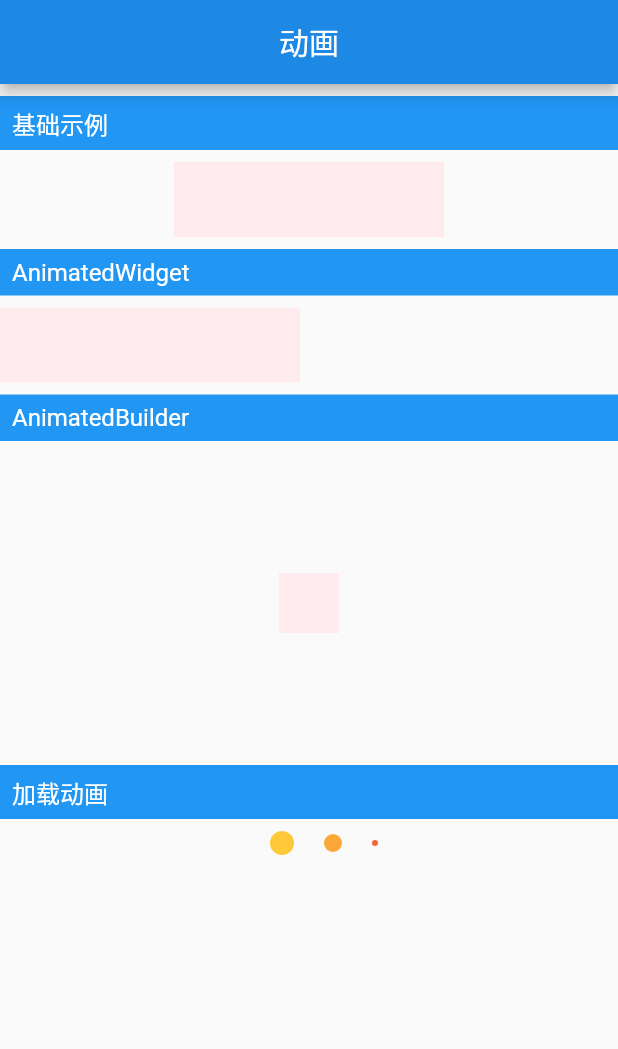
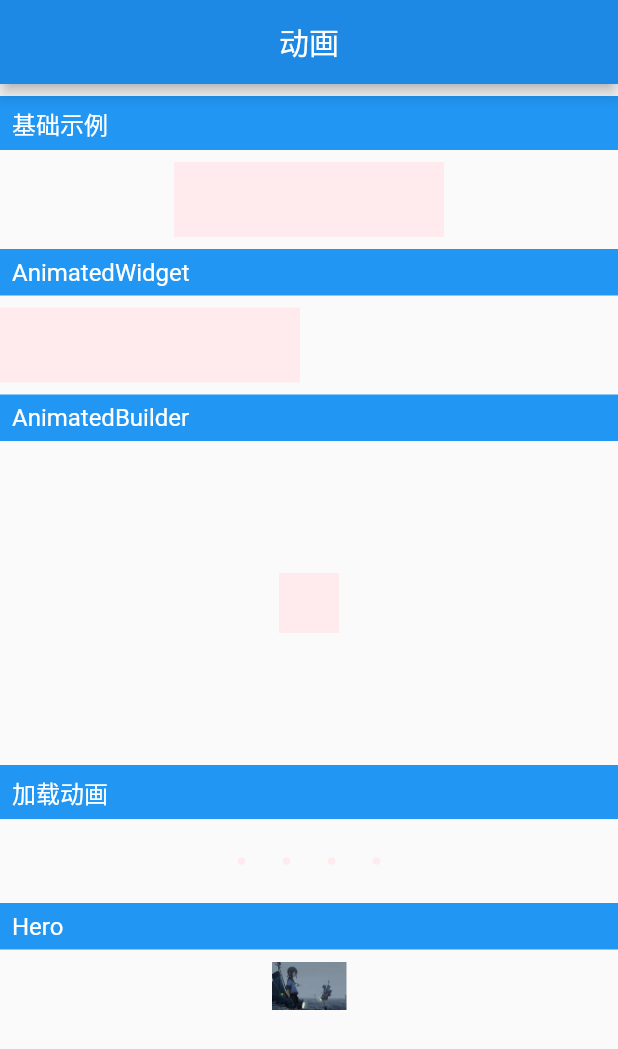
Before and after one commit to MaLuns/flutter_study, a Flutter app: the AnimationDemo widget shown alone on an empty page, opened directly, on a phone screen of 412 x 824 dp. Shown: the top 1049 px of the screen. Run offline on Flutter 3.47's test engine with Material 2 defaults, Android fonts, the phone set to English and light mode, and no system bars; our stand-ins replace toast; network calls fail.

Commit message:
upd: update

```diff
--- a/lib/main.dart
+++ b/lib/main.dart
@@ -2,7 +2,7 @@
  * @Author: ml
  * @Date: 2020-12-21 09:26:24
  * @LastEditors: ml
- * @LastEditTime: 2020-12-29 13:53:38
+ * @LastEditTime: 2021-01-04 13:52:31
  * @Description:
  */
 import 'package:flutter/material.dart';
--- a/lib/views/animations/animation_demo.dart
+++ b/lib/views/animations/animation_demo.dart
@@ -34,6 +34,8 @@ class _AnimationDemoState extends State<AnimationDemo> with SingleTickerProvider
           AnimatedBuilderDemo(),
           H2Title(title: '加载动画'),
           LoadingAnimation(),
+          H2Title(title: 'Hero'),
+          HeroAnimationRoute(),
         ],
       ),
     );
@@ -218,3 +220,47 @@ class _AnimatedBuilderDemoState extends State<AnimatedBuilderDemo> with SingleTi
     );
   }
 }
+
+// Hero动画
+class HeroAnimationRoute extends StatelessWidget {
+  @override
+  Widget build(BuildContext context) {
+    return Container(
+      alignment: Alignment.topCenter,
+      child: InkWell(
+        child: Hero(
+          tag: "avatar", //唯一标记，前后两个路由页Hero的tag必须相同
+          child: ClipRRect(
+            child: Image.asset("asset/images/demo.png", width: 50.0),
+          ),
+        ),
+        onTap: () {
+          //打开B路由
+          Navigator.push(context, PageRouteBuilder(pageBuilder: (BuildContext context, Animation animation, Animation secondaryAnimation) {
+            return new FadeTransition(
+              opacity: animation,
+              child: Scaffold(
+                appBar: AppBar(
+                  title: Text("原图"),
+                ),
+                body: HeroAnimationRouteB(),
+              ),
+            );
+          }));
+        },
+      ),
+    );
+  }
+}
+
+class HeroAnimationRouteB extends StatelessWidget {
+  @override
+  Widget build(BuildContext context) {
+    return Center(
+      child: Hero(
+        tag: "avatar", //唯一标记，前后两个路由页Hero的tag必须相同
+        child: Image.asset("asset/images/demo.png"),
+      ),
+    );
+  }
+}
--- a/lib/views/animations/loading_animation.dart
+++ b/lib/views/animations/loading_animation.dart
@@ -3,9 +3,13 @@ import 'package:flutter/material.dart';
 class LoadingAnimation extends StatelessWidget {
   @override
   Widget build(BuildContext context) {
-    return Row(
+    return Container(
+      height: 40,
+      alignment: Alignment.center,
+      child: Row(
         mainAxisAlignment: MainAxisAlignment.center,
         children: List.generate(4, (index) => Ball(index)),
+      ),
     );
   }
 }
@@ -26,15 +30,15 @@ class _BallState extends State<Ball> with SingleTickerProviderStateMixin {
   @override
   void initState() {
     super.initState();
-    controller = AnimationController(duration: Duration(milliseconds: 250), vsync: this);
-    color = ColorTween(begin: Colors.red, end: Colors.yellow).animate(controller);
-    width = Tween<double>(begin: 0, end: 20).animate(controller);
+    controller = AnimationController(duration: Duration(milliseconds: 300), vsync: this);
+    color = ColorTween(begin: Colors.red[50], end: Colors.yellow[900]).animate(controller);
+    width = Tween<double>(begin: 5, end: 20).animate(controller);
 
     controller.addStatusListener((status) {
       if (status == AnimationStatus.dismissed) {
-        /*  Future.delayed(Duration(milliseconds: widget.index * 100)).then((value) { */
+        Future.delayed(Duration(milliseconds: 1200)).then((value) {
           controller.forward();
-        /*  }); */
+        });
       }
       if (status == AnimationStatus.completed) {
         //反向执行动画
@@ -42,7 +46,7 @@ class _BallState extends State<Ball> with SingleTickerProviderStateMixin {
       }
     });
 
-    Future.delayed(Duration(milliseconds: widget.index * 450)).then((value) {
+    Future.delayed(Duration(milliseconds: 150 * widget.index)).then((value) {
       controller.forward();
     });
   }
@@ -59,12 +63,17 @@ class _BallState extends State<Ball> with SingleTickerProviderStateMixin {
       animation: controller,
       builder: (BuildContext context, Widget child) {
         return Container(
+          height: 20,
+          width: 20,
+          margin: EdgeInsets.symmetric(horizontal: 5),
+          alignment: Alignment.center,
+          child: Container(
             height: width.value,
             width: width.value,
-          margin: EdgeInsets.symmetric(horizontal: 10),
             decoration: BoxDecoration(
               color: color.value,
               borderRadius: BorderRadius.circular(20),
+            ),
           ),
         );
       },
```
Lines whose indentation alone changed are shown as unchanged.
